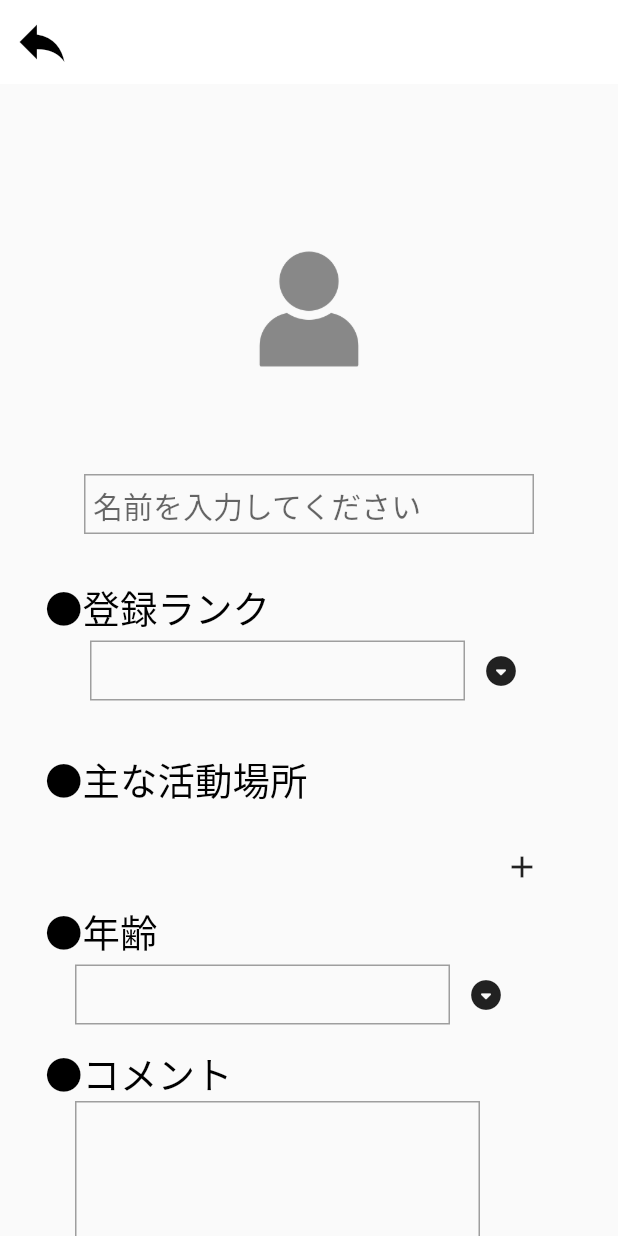
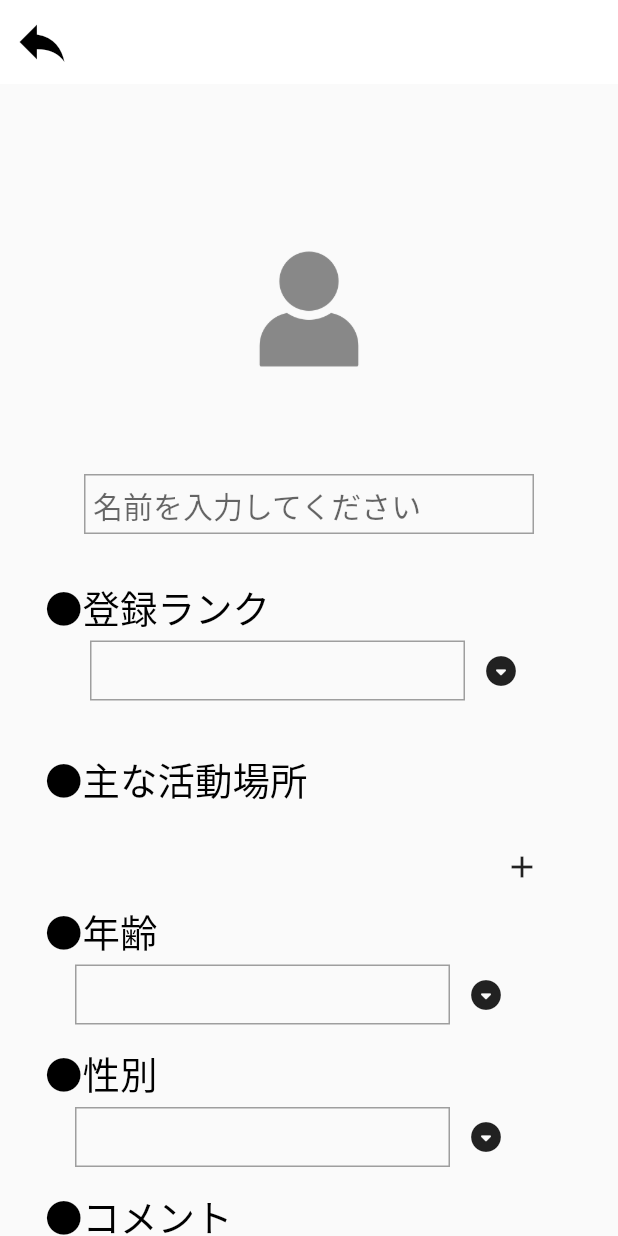
Before and after one commit to yusuke777777/TsuyosukeTennis, a Flutter app: the HomePage screen opened directly, after a tap on the "account circle" icon, on a phone screen of 412 x 824 dp. Run offline on Flutter 3.47's test engine with Material 2 defaults, Android fonts, the phone set to English and light mode, and no system bars; our stand-ins replace cloud_firestore, firebase_auth, firebase_core, firebase_storage, flutter_slidable, image_cropper and 1 more; accounts and stored records are empty.

Commit message:
必須入力チェック,性別追加

```diff
--- a/lib/Common/CprofileSetting.dart
+++ b/lib/Common/CprofileSetting.dart
@@ -7,7 +7,8 @@ class CprofileSetting{
   late String TOROKU_RANK;
   late List<CativityList> activityList;
   late String AGE;
+  late String GENDER;
   late String COMENT;
 
-  CprofileSetting({required this.USER_ID,required this.PROFILE_IMAGE,required this.NICK_NAME,required this.TOROKU_RANK,required this.activityList,required this.AGE,required this.COMENT});
+  CprofileSetting({required this.USER_ID,required this.PROFILE_IMAGE,required this.NICK_NAME,required this.TOROKU_RANK,required this.activityList,required this.AGE,required this.GENDER,required this.COMENT});
 }
--- a/lib/FireBase/FireBase.dart
+++ b/lib/FireBase/FireBase.dart
@@ -34,6 +34,7 @@ class FirestoreMethod {
         'NICK_NAME': profile.NICK_NAME,
         'TOROKU_RANK': profile.TOROKU_RANK,
         'AGE': profile.AGE,
+        'GENDER':profile.GENDER,
         'COMENT': profile.COMENT,
         'koushinYmd': today,
       });
@@ -133,6 +134,7 @@ class FirestoreMethod {
     String NICK_NAME = snapShot.data()!['NICK_NAME'];
     String TOROKU_RANK = snapShot.data()!['TOROKU_RANK'];
     String AGE = snapShot.data()!['AGE'];
+    String GENDER = snapShot.data()!['GENDER'];
     String COMENT = snapShot.data()!['COMENT'];
 
     final snapShotActivity = await FirebaseFirestore.instance
@@ -151,7 +153,6 @@ class FirestoreMethod {
       ));
     });
 
-
     CprofileSetting cprofileSet =  await CprofileSetting(
         USER_ID: USER_ID,
         PROFILE_IMAGE: PROFILE_IMAGE,
@@ -159,6 +160,7 @@ class FirestoreMethod {
         TOROKU_RANK: TOROKU_RANK,
         activityList: activityList,
         AGE: AGE,
+        GENDER: GENDER,
         COMENT: COMENT);
 
     return cprofileSet;
--- a/lib/Page/ProfileSetting.dart
+++ b/lib/Page/ProfileSetting.dart
@@ -1,12 +1,9 @@
 import 'package:flutter/cupertino.dart';
 import 'package:flutter/material.dart';
-
 import '../Common/CactivityList.dart';
 import 'package:firebase_auth/firebase_auth.dart' as Firebase_Auth;
-
 import '../Common/CprofileSetting.dart';
 import '../FireBase/FireBase.dart';
-import '../FireBase/ImagePicker.dart';
 import '../FireBase/ProfileImage.dart';
 import '../UnderMenuMove.dart';
 
@@ -28,6 +25,7 @@ class ProfileSetting extends StatefulWidget {
       TOROKU_RANK: '',
       activityList: activityList,
       AGE: '',
+      GENDER: '',
       COMENT: '',
     );
   }
@@ -48,6 +46,9 @@ class _ProfileSettingState extends State<ProfileSetting> {
 
   //登録ランク
   String torokuRank = "中級";
+
+  //性別
+  String gender = "男";
 
   //市町村
   TextEditingController curShichoson = TextEditingController();
@@ -98,6 +99,10 @@ class _ProfileSettingState extends State<ProfileSetting> {
     if (koushinFlg == "1") {
       age = widget.myProfile.AGE;
     }
+    //性別
+    if (koushinFlg == "1") {
+      gender = widget.myProfile.GENDER;
+    }
     //コメント
     if (koushinFlg == "1") {
       coment = TextEditingController(text: widget.myProfile.COMENT);
@@ -114,7 +119,8 @@ class _ProfileSettingState extends State<ProfileSetting> {
     return MaterialApp(
       home: Scaffold(
           appBar: AppBar(
-            leading: widget.koushinFlg == '1' ? IconButton(
+            leading: widget.koushinFlg == '1'
+                ? IconButton(
                     icon: const Icon(
                       Icons.reply,
                       color: Colors.black,
@@ -128,7 +134,8 @@ class _ProfileSettingState extends State<ProfileSetting> {
                         ),
                       )
                     },
-            ): null,
+                  )
+                : null,
             elevation: 0.0,
             backgroundColor: Colors.white,
             shadowColor: Colors.white,
@@ -156,8 +163,7 @@ class _ProfileSettingState extends State<ProfileSetting> {
                                 child: profileImage == ""
                                     ? Image.asset('images/upper_body-2.png',
                                         fit: BoxFit.cover)
-                                  : Image.network(profileImage)
-                            ),
+                                    : Image.network(profileImage)),
                             onTap: () async {
                               Future result = Navigator.push(
                                   context,
@@ -236,9 +242,9 @@ class _ProfileSettingState extends State<ProfileSetting> {
                             ],
                           ),
                         ]),
-                    Column(
-                      crossAxisAlignment: CrossAxisAlignment.start,
-                      children: [
+                    // Column(
+                    //   crossAxisAlignment: CrossAxisAlignment.start,
+                    //   children: [
                         SizedBox(
                           height: 30,
                         ),
@@ -393,8 +399,8 @@ class _ProfileSettingState extends State<ProfileSetting> {
                             ),
                           ],
                         ),
-                      ],
-                    ),
+                    //   ],
+                    // ),
                     Row(
                       mainAxisAlignment: MainAxisAlignment.start,
                       children: [
@@ -424,6 +430,50 @@ class _ProfileSettingState extends State<ProfileSetting> {
                     SizedBox(
                       height: 10,
                     ),
+                    Row(
+                      children: [
+                        SizedBox(
+                          width: 30,
+                        ),
+                        Container(
+                          child: Text(
+                            '●性別',
+                            style: TextStyle(
+                                fontSize: 25, color: Colors.black),
+                          ),
+                        ),
+                      ],
+                    ),
+                    Row(
+                      mainAxisAlignment: MainAxisAlignment.start,
+                      children: [
+                        SizedBox(
+                          width: 50,
+                        ),
+                        Container(
+                          padding: const EdgeInsets.all(5.0),
+                          width: 250,
+                          height: 40,
+                          decoration: BoxDecoration(
+                            border: Border.all(color: Colors.grey),
+                          ),
+                          child: Text(
+                            gender,
+                            style: TextStyle(fontSize: 20, color: Colors.black),
+                          ),
+                        ),
+                        IconButton(
+                          icon: Icon(Icons.arrow_drop_down_circle_rounded),
+                          onPressed: () {
+                            _showModalGenderPicker(context);
+                          },
+                        ),
+                      ],
+                    ),
+                    SizedBox(
+                      height: 10,
+                    ),
+
                     Row(
                       children: [
                         SizedBox(
@@ -480,6 +530,9 @@ class _ProfileSettingState extends State<ProfileSetting> {
                             style: TextStyle(color: Colors.black),
                           ),
                           onPressed: () async {
+                            print(nickName.text);
+                            //必須入力項目のチェック
+                            if (nickName.text.isNotEmpty) {
                               CprofileSetting cprofileSet = CprofileSetting(
                                 USER_ID: auth.currentUser!.uid,
                                 PROFILE_IMAGE: profileImage,
@@ -487,6 +540,7 @@ class _ProfileSettingState extends State<ProfileSetting> {
                                 TOROKU_RANK: torokuRank,
                                 activityList: activityList,
                                 AGE: age,
+                                GENDER: gender,
                                 COMENT: coment.text,
                               );
                               await FirestoreMethod.makeProfile(cprofileSet);
@@ -496,6 +550,26 @@ class _ProfileSettingState extends State<ProfileSetting> {
                                   builder: (context) => UnderMenuMove(),
                                 ),
                               );
+                            } else {
+                              showDialog(
+                                  context: context,
+                                  builder: (context) {
+                                    return AlertDialog(
+                                      title: Text('必須項目を入力してください'),
+                                      actions: <Widget>[
+                                        ElevatedButton(
+                                          style: ElevatedButton.styleFrom(
+                                              primary: Colors.lightGreenAccent,
+                                              onPrimary: Colors.black),
+                                          child: Text('OK'),
+                                          onPressed: () {
+                                            Navigator.pop(context);
+                                          },
+                                        ),
+                                      ],
+                                    );
+                                  });
+                            }
                           },
                         ),
                       ],
@@ -618,6 +692,11 @@ class _ProfileSettingState extends State<ProfileSetting> {
     "90代"
   ];
 
+  final List<String> _Gender = [
+    "男",
+    "女",
+  ];
+
   void _showModalAgePicker(BuildContext context) {
     showModalBottomSheet<void>(
       context: context,
@@ -632,6 +711,27 @@ class _ProfileSettingState extends State<ProfileSetting> {
               itemExtent: 40,
               children: _Age.map(_pickerItem).toList(),
               onSelectedItemChanged: _onSelectedAgeChanged,
+            ),
+          ),
+        );
+      },
+    );
+  }
+
+  void _showModalGenderPicker(BuildContext context) {
+    showModalBottomSheet<void>(
+      context: context,
+      builder: (BuildContext context) {
+        return Container(
+          height: 200,
+          child: GestureDetector(
+            onTap: () {
+              Navigator.pop(context);
+            },
+            child: CupertinoPicker(
+              itemExtent: 40,
+              children: _Gender.map(_pickerItem).toList(),
+              onSelectedItemChanged: _onSelectedGenderChanged,
             ),
           ),
         );
@@ -666,6 +766,13 @@ class _ProfileSettingState extends State<ProfileSetting> {
       age = _Age[index];
     });
   }
+
+  void _onSelectedGenderChanged(int index) {
+    setState(() {
+      gender = _Gender[index];
+    });
+  }
+
 
   activityListAdd(String No) {
     print("No" + No);
```
Lines whose indentation alone changed are shown as unchanged.
